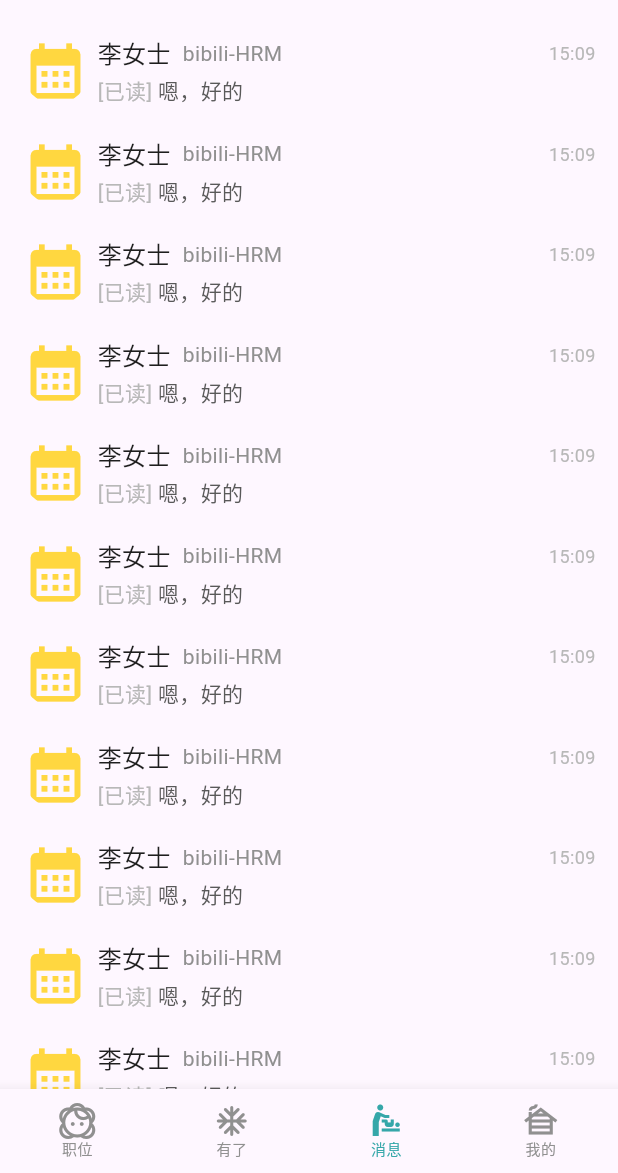
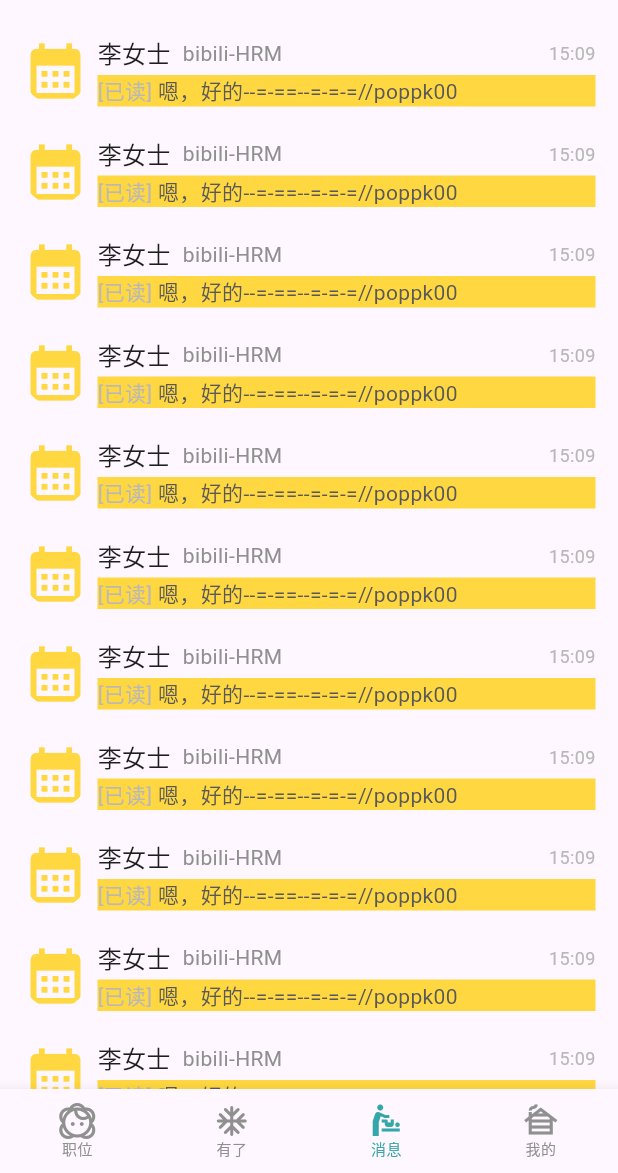
Before and after one commit to BHLinuxKernelSIG/BossZP_Flutter, a Flutter app: the screen it shows after launch, item 3 of the bottom bar chosen, on a phone screen of 412 x 824 dp, the part 63-1236 px from its top. Run offline on Flutter 3.47's test engine with Material 3 defaults, Android fonts, the phone set to English and light mode, and no system bars.

Commit message:
Update message_item_widget.dart

```diff
--- a/lib/ui/message_item_widget.dart
+++ b/lib/ui/message_item_widget.dart
@@ -21,7 +21,7 @@
           Expanded(
             child: Container(
               child: Column(
-                crossAxisAlignment: CrossAxisAlignment.start,
+                crossAxisAlignment: CrossAxisAlignment.stretch,
                 mainAxisSize: MainAxisSize.max,
                 children: [
                   Row(
@@ -56,13 +56,19 @@
                     ],
                   ),
                   SizedBox(height: 3),
-                  Text.rich(
-                    TextSpan(text: "[已读] ", children: [
-                      TextSpan(
-                          text: "嗯，好的",
-                          style: TextStyle(color: Color(0xFF595959)))
-                    ]),
-                    style: TextStyle(color: Color(0xFFB8B8B8), fontSize: 14),
+                  Container(
+                    color: Colors.amberAccent,
+                    child: Text.rich(
+                        TextSpan(text: "[已读] ", children: [
+                          TextSpan(
+                              text: "嗯，好的--=-==--=-=-=//poppk00",
+                              style: TextStyle(color: Color(0xFF595959)))
+                        ]),
+                        style: TextStyle(
+                          color: Color(0xFFB8B8B8),
+                          fontSize: 14,
+                        ),
+                        maxLines: 1),
                   )
                 ],
               ),
```
